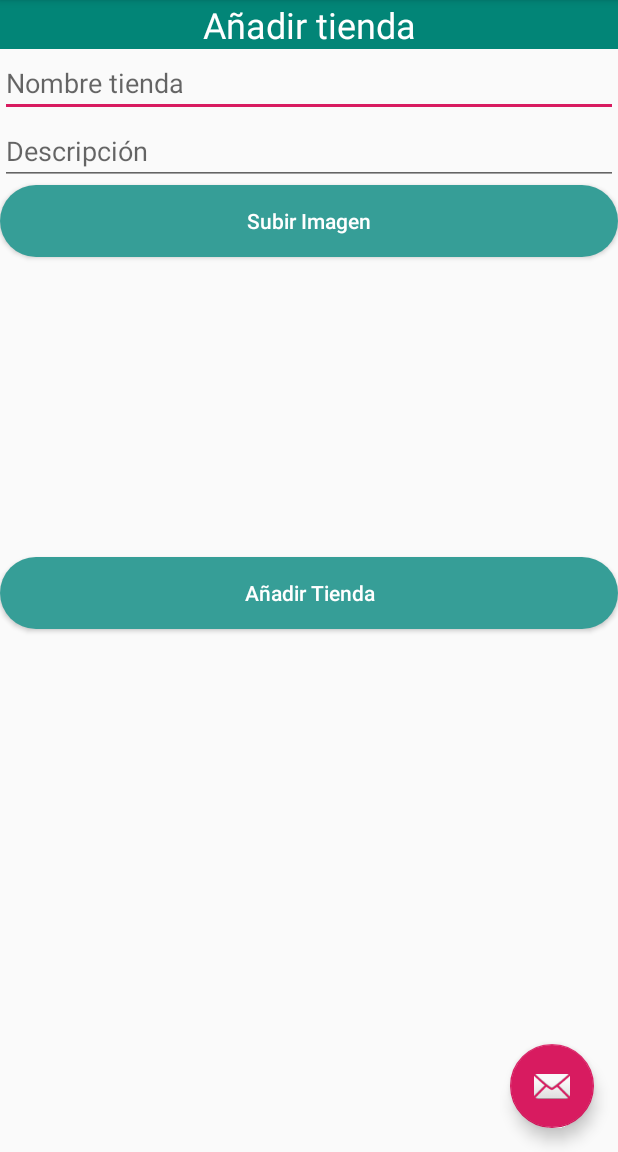
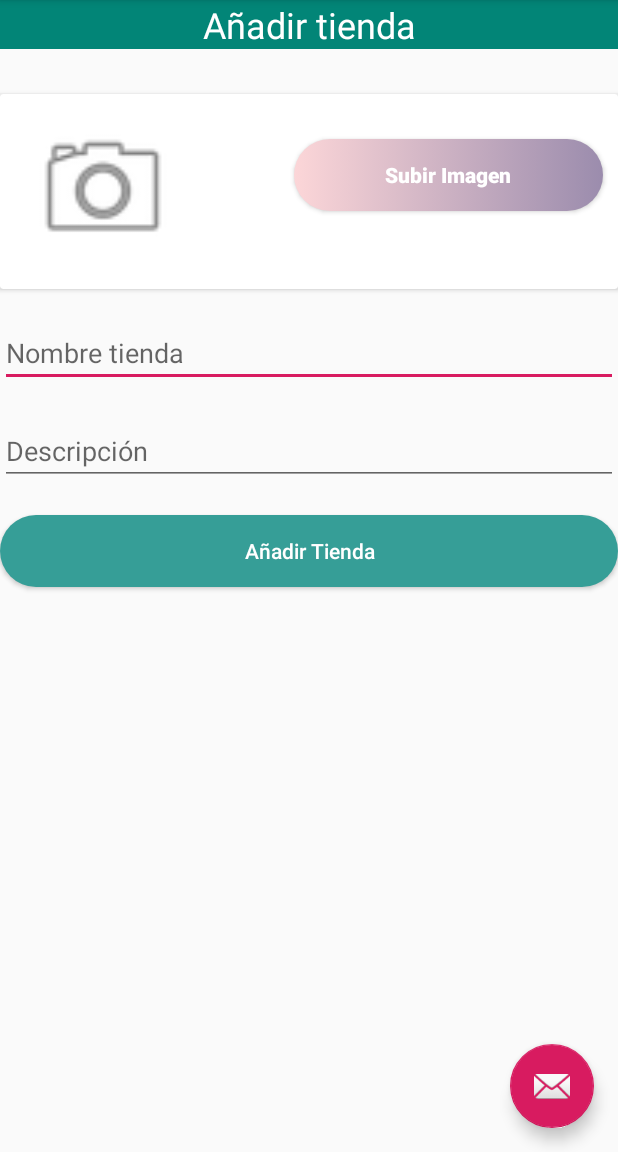
Before and after one commit to ecreyes/CCompra, an Android app: the screen it shows after launch (NavigationDrawer), in the side drawer, after a tap on "Agregar Tienda", on a phone screen of 412 x 824 dp, the part 84-1236 px from its top. Run offline under Robolectric (Android 15) with nearby library versions, the phone set to English and light mode, and no system bars; our stand-ins replace Firebase (no records; nobody signed in at launch, a user with empty details on screens opened directly); pictures from the network do not load.

Commit message:
anadir tienda

```diff
--- a/app/src/main/java/com/example/ecreyes/ccompra/MainActivity.java
+++ b/app/src/main/java/com/example/ecreyes/ccompra/MainActivity.java
@@ -46,7 +46,7 @@ public class MainActivity extends AppCompatActivity {
 
     // Boton para ir a la vista de tiendas
 
-    private Button botonTienda;
+    //private Button botonTienda;
 
     @Override
     protected void onCreate(Bundle savedInstanceState) {
@@ -54,15 +54,15 @@ public class MainActivity extends AppCompatActivity {
         setContentView(R.layout.activity_main);
 
         // boton tienda
-        /*
-        botonTienda = (Button) findViewById(R.id.btn_tienda);
+
+       /*botonTienda = (Button) findViewById(R.id.btn_tienda);
         botonTienda.setOnClickListener(new View.OnClickListener() {
             @Override
             public void onClick(View v) {
                 openActivityMarketList();
             }
-        });*/
-
+        });
+*/
         botonCategoria = findViewById(R.id.btn_categoria);
         etCategoria = findViewById(R.id.et_categoria);
         mUploadButton = findViewById(R.id.btn_subir);
@@ -77,10 +77,10 @@ public class MainActivity extends AppCompatActivity {
 
     // Abrir vista tienda
 
-    public void openActivityMarketList(){
+    /*public void openActivityMarketList(){
         Intent intent = new Intent(this, MarketListActivity.class);
         startActivity(intent);
-    }
+    }*/
 
     public void readData(myCallBack myCallback) {
         categoriaRef.child("idauto").addListenerForSingleValueEvent(new ValueEventListener() {
--- /dev/null
+++ b/app/src/main/res/drawable/button_selector2.xml
@@ -0,0 +1,5 @@
+<?xml version="1.0" encoding="utf-8"?>
+<selector xmlns:android="http://schemas.android.com/apk/res/android">
+    <item android:state_pressed="true" android:drawable="@drawable/button_background_press" />
+    <item android:drawable="@drawable/button_shapepink" />  //means normal
+</selector>
--- /dev/null
+++ b/app/src/main/res/drawable/button_shapepink.xml
@@ -0,0 +1,20 @@
+<?xml version="1.0" encoding="UTF-8"?>
+<shape xmlns:android="http://schemas.android.com/apk/res/android">
+    <stroke
+        android:width="0dp"
+        android:color="#ffffff" />
+    <corners android:radius="200dp" />
+
+    <padding
+        android:bottom="0dp"
+        android:left="0dp"
+        android:right="0dp"
+        android:top="0dp" />
+
+    <gradient
+        android:angle="0"
+        android:startColor="#fcd6d8"
+        android:endColor="#9b8cad"
+        android:type="linear" />
+
+</shape>
--- a/app/src/main/res/layout/fragment_agregar_tienda.xml
+++ b/app/src/main/res/layout/fragment_agregar_tienda.xml
@@ -1,67 +1,90 @@
 <?xml version="1.0" encoding="utf-8"?>
 <FrameLayout xmlns:android="http://schemas.android.com/apk/res/android"
+    xmlns:app="http://schemas.android.com/apk/res-auto"
     xmlns:tools="http://schemas.android.com/tools"
     android:layout_width="match_parent"
     android:layout_height="match_parent"
     tools:context=".AgregarTiendaFragment">
 
     <!-- TODO: Update blank fragment layout -->
-    <LinearLayout
-        xmlns:android="http://schemas.android.com/apk/res/android"
+    <LinearLayout xmlns:android="http://schemas.android.com/apk/res/android"
         xmlns:tools="http://schemas.android.com/tools"
         android:layout_width="match_parent"
         android:layout_height="match_parent"
         android:orientation="vertical"
-        tools:context=".AgregarTiendaFragment">
+        tools:context=".AgregarTiendaFragment"
+        tools:ignore="UselessParent">
+
         <TextView
-            android:background="#028577"
-            android:textColor="#FFFF"
-            android:gravity="center"
             android:layout_width="match_parent"
             android:layout_height="wrap_content"
-            android:text="Añadir tienda"
+            android:background="#028577"
+            android:gravity="center"
+            android:text="@string/a_adir_tienda"
+            android:textColor="#FFFF"
             android:textSize="24sp"
+
             />
+
+        <android.support.v7.widget.CardView
+            android:layout_width="match_parent"
+            android:layout_height="130dp"
+            android:layout_gravity="center"
+            android:layout_marginTop="30dp">
+
+            <Button
+                android:id="@+id/btn_subir"
+                android:layout_width="206dp"
+                android:layout_height="wrap_content"
+                android:layout_gravity="end"
+                android:layout_marginTop="30dp"
+                android:layout_marginRight="10dp"
+                android:background="@drawable/button_selector2"
+                android:drawable="@drawable/button_shape"
+                android:gravity="center"
+                android:text="@string/subir_imagen"
+                android:textAllCaps="false"
+                android:textColor="#FFFF"
+                android:textStyle="bold" />
+
+            <ImageView
+                android:id="@+id/fimg"
+                android:layout_width="117dp"
+                android:layout_height="116dp"
+                android:paddingLeft="20dp"
+                android:paddingTop="10dp"
+                android:src="@drawable/ic_menu_camera" />
+        </android.support.v7.widget.CardView>
+
         <EditText
+            android:id="@+id/nombreTienda"
             android:layout_width="match_parent"
             android:layout_height="wrap_content"
-            android:hint="Nombre tienda"
-            android:id="@+id/nombreTienda"
-            />
+            android:layout_marginTop="20dp"
+            android:layout_marginBottom="20dp"
+            android:hint="@string/nombre_tienda" />
+
         <ScrollView
             android:layout_width="match_parent"
             android:layout_height="wrap_content">
+
             <EditText
+                android:id="@+id/descripcionTienda"
                 android:layout_width="match_parent"
                 android:layout_height="wrap_content"
+                android:layout_marginBottom="20dp"
                 android:hint="Descripción"
-                android:id="@+id/descripcionTienda"
-                />
+                android:inputType="" />
         </ScrollView>
+
         <Button
-            android:background="@drawable/button_selector"
-            android:textColor="#FFFF"
-            android:textAllCaps="false"
+            android:id="@+id/btnTienda"
             android:layout_width="match_parent"
             android:layout_height="wrap_content"
-            android:text="Subir Imagen"
-            android:id="@+id/btn_subir"
-            />
-        <ImageView
-            android:layout_gravity="center"
-            android:layout_width="200dp"
-            android:layout_height="200dp"
-            android:id="@+id/fimg"
-            />
-        <Button
             android:background="@drawable/button_selector"
-            android:textColor="#FFFF"
+            android:text="Añadir Tienda"
             android:textAllCaps="false"
-            android:layout_width="match_parent"
-            android:layout_height="wrap_content"
-            android:text="Añadir Tienda"
-            android:id="@+id/btnTienda"
-            />
+            android:textColor="#FFFF" />
     </LinearLayout>
 
 </FrameLayout>
--- a/app/src/main/res/layout/mylistrow.xml
+++ b/app/src/main/res/layout/mylistrow.xml
@@ -10,6 +10,7 @@
         android:layout_margin="10sp"
         android:layout_width="35sp"
         android:layout_height="35sp"
+
         />
 
     <TextView
--- a/app/src/main/res/values/strings.xml
+++ b/app/src/main/res/values/strings.xml
@@ -18,4 +18,7 @@
     <string name="agregar_tienda">Agregar Tienda</string>
     <string name="lista_de_tiendas">Tiendas</string>
     <string name="una_tienda">Una Tienda</string>
+    <string name="subir_imagen">Subir Imagen</string>
+    <string name="a_adir_tienda">Añadir tienda</string>
+    <string name="nombre_tienda">Nombre tienda</string>
 </resources>
```
